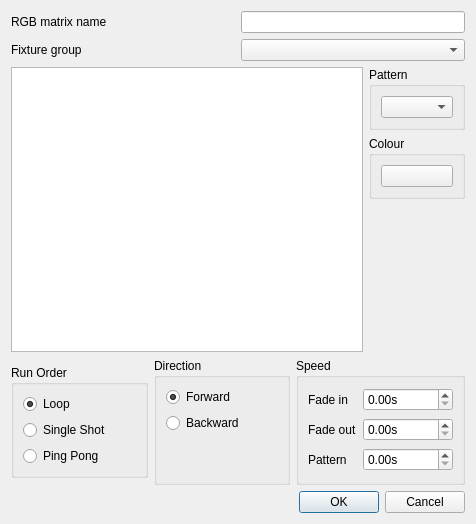
Old version of the form trunk/ui/src/rgbmatrixeditor.ui in the repository Bondzio/qlc.
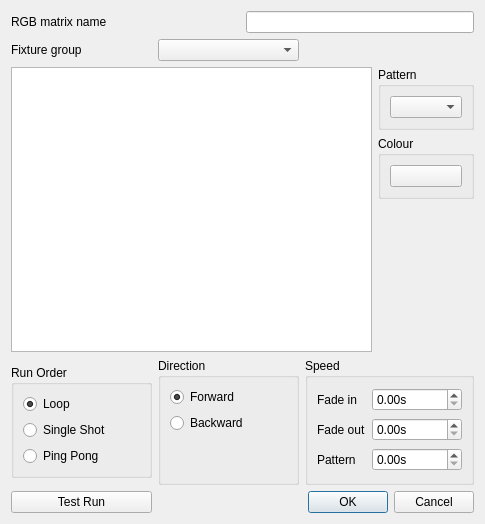
New version of the form.

Commit message: Test button for RGB Matrix

Patch:
```diff
--- a/trunk/ui/src/rgbmatrixeditor.ui
+++ b/trunk/ui/src/rgbmatrixeditor.ui
@@ -6,7 +6,7 @@
    <rect>
     <x>0</x>
     <y>0</y>
-    <width>476</width>
+    <width>485</width>
     <height>524</height>
    </rect>
   </property>
@@ -44,7 +44,7 @@
      </item>
     </layout>
    </item>
-   <item row="1" column="0" colspan="3">
+   <item row="1" column="0" colspan="2">
     <layout class="QHBoxLayout" name="horizontalLayout_4">
      <item>
       <widget class="QLabel" name="m_fixtureGroupLabel">
@@ -309,7 +309,17 @@
      </layout>
     </widget>
    </item>
-   <item row="4" column="0" colspan="3">
+   <item row="4" column="0">
+    <widget class="QPushButton" name="m_testButton">
+     <property name="text">
+      <string>Test Run</string>
+     </property>
+     <property name="checkable">
+      <bool>true</bool>
+     </property>
+    </widget>
+   </item>
+   <item row="4" column="1" colspan="2">
     <widget class="QDialogButtonBox" name="buttonBox">
      <property name="orientation">
       <enum>Qt::Horizontal</enum>
```
The commit also changes 2 other files.
